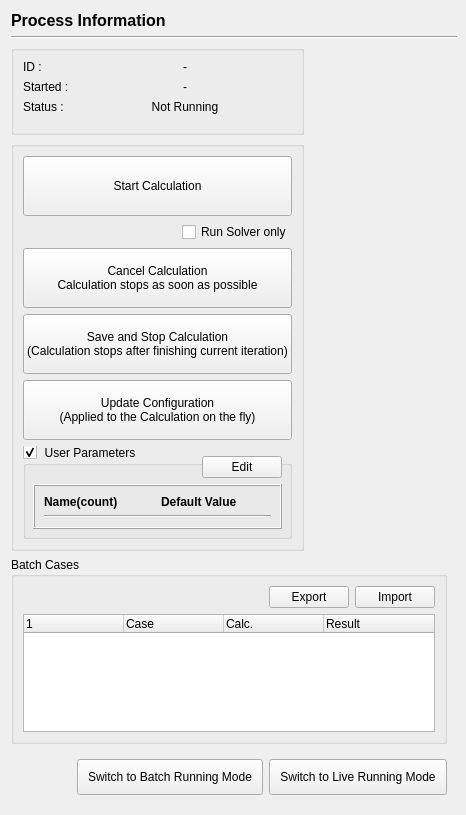
The window that baramFlow/view/solution/run/process_information_page.ui (nextfoam/baram) describes before a commit, drawn with Qt 5.
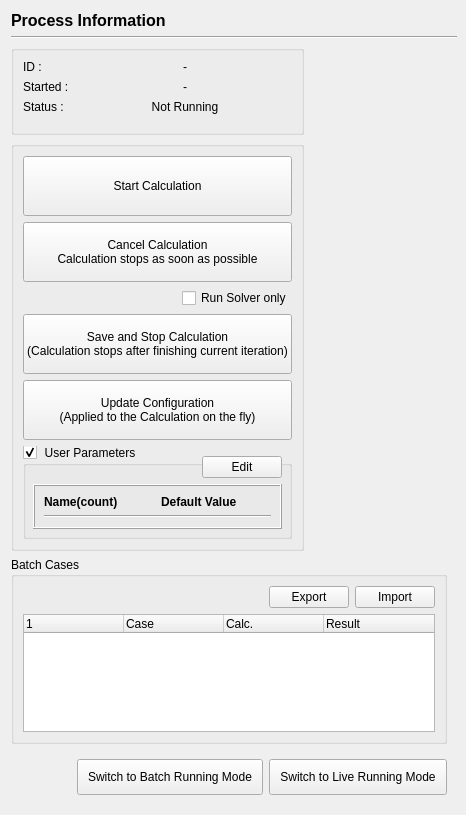
The same window after the commit. Icons and pictures are not drawn. Custom widgets are drawn as their Qt base class.

Commit message: Issue baram#735 properties except "stopAt" should be preserved in controlDict.

Patch:
```diff
--- a/baramFlow/view/solution/run/process_information_page.ui
+++ b/baramFlow/view/solution/run/process_information_page.ui
@@ -200,6 +200,20 @@
                   </property>
                  </widget>
                 </item>
+                <item>
+                 <widget class="QPushButton" name="cancelCalculation">
+                  <property name="minimumSize">
+                   <size>
+                    <width>0</width>
+                    <height>60</height>
+                   </size>
+                  </property>
+                  <property name="text">
+                   <string>Cancel Calculation
+Calculation stops as soon as possible</string>
+                  </property>
+                 </widget>
+                </item>
                 <item>
                  <widget class="QWidget" name="runSolverOnlyWidget" native="true">
                   <layout class="QHBoxLayout" name="horizontalLayout_5">
@@ -238,20 +252,6 @@
                   </layout>
                  </widget>
                 </item>
-                <item>
-                 <widget class="QPushButton" name="cancelCalculation">
-                  <property name="minimumSize">
-                   <size>
-                    <width>0</width>
-                    <height>60</height>
-                   </size>
-                  </property>
-                  <property name="text">
-                   <string>Cancel Calculation
-Calculation stops as soon as possible</string>
-                  </property>
-                 </widget>
-                </item>
                 <item>
                  <widget class="QPushButton" name="saveAndStopCalculation">
                   <property name="enabled">
```
The commit also changes 2 other files.
